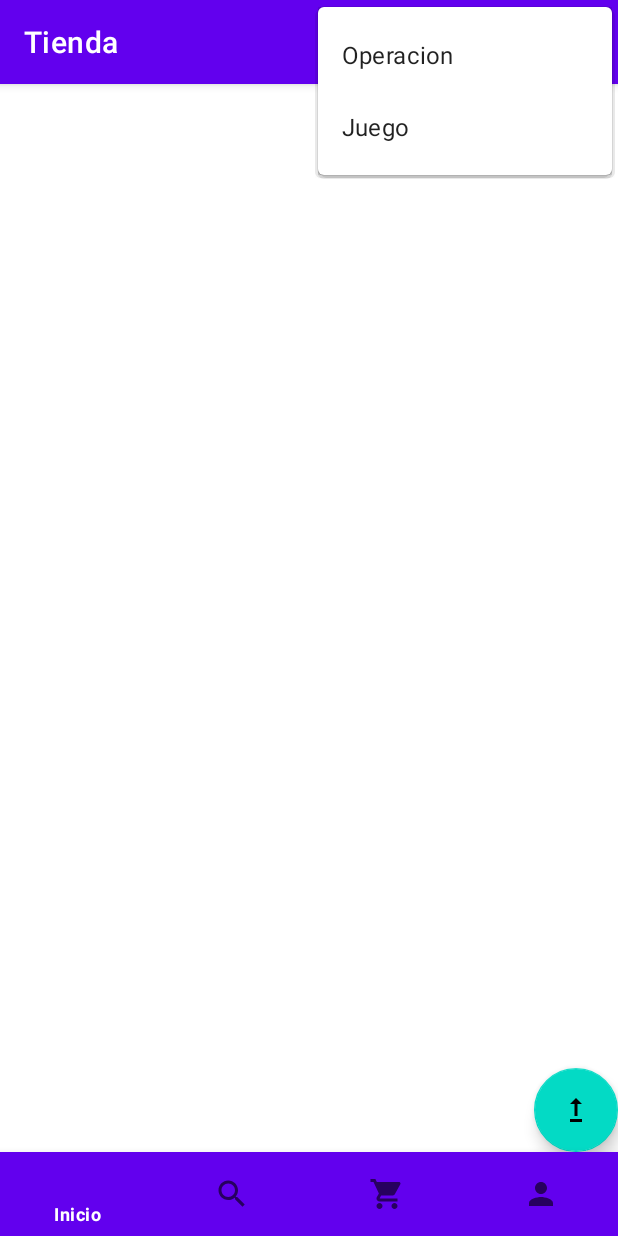
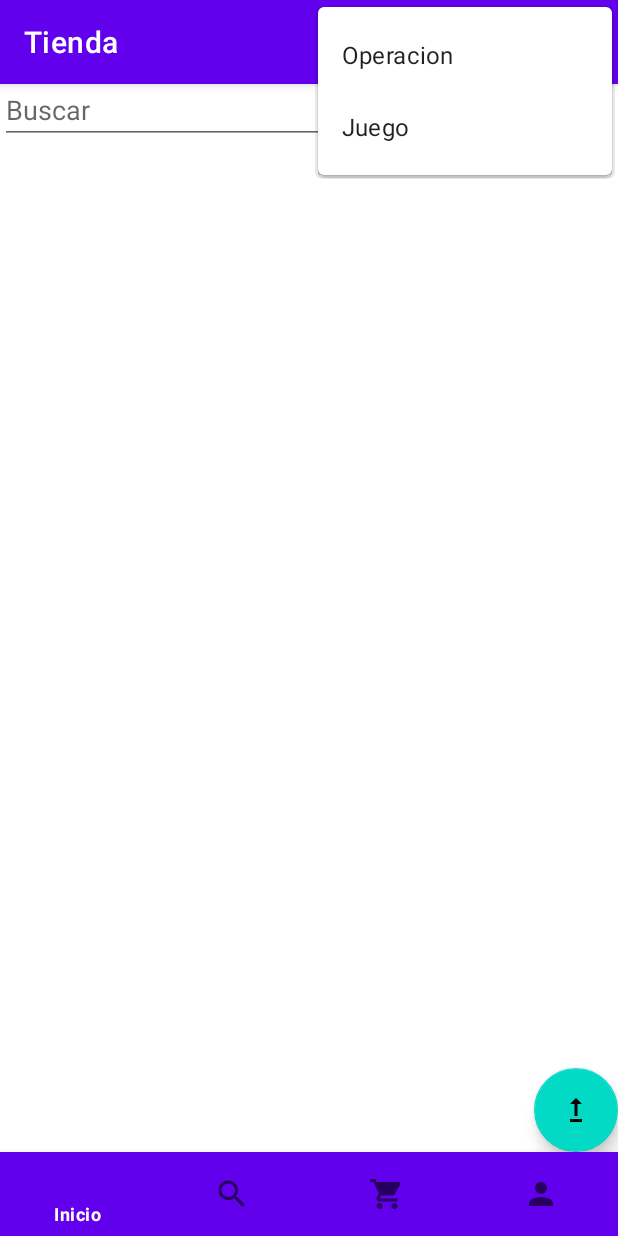
Before and after one commit to faraday58/Tienda-TSP-2021-II, an Android app: the fragment BuscarFragment placed in its activity, with the options menu open, on a phone screen of 412 x 824 dp. Run offline under Robolectric (Android 15) with nearby library versions, the phone set to English and light mode, and no system bars; our stand-ins replace Firebase (no records; nobody signed in at launch, a user with empty details on screens opened directly).

Commit message:
Buscar información

```diff
--- a/app/build.gradle
+++ b/app/build.gradle
@@ -35,6 +35,7 @@ dependencies {
     implementation 'androidx.appcompat:appcompat:1.2.0'
     implementation 'com.google.android.material:material:1.3.0'
     implementation 'androidx.constraintlayout:constraintlayout:2.0.4'
+    implementation 'com.github.bumptech.glide:glide:4.12.0'
     implementation 'com.google.firebase:firebase-auth:21.0.1'
     implementation 'com.firebaseui:firebase-ui-auth:7.2.0'
     implementation 'com.firebaseui:firebase-ui-firestore:7.2.0'
--- a/app/src/main/java/mx/unam/ingenieria/tienda/fragments/BuscarFragment.java
+++ b/app/src/main/java/mx/unam/ingenieria/tienda/fragments/BuscarFragment.java
@@ -4,6 +4,8 @@ import android.os.Bundle;
 import android.view.LayoutInflater;
 import android.view.View;
 import android.view.ViewGroup;
+import android.widget.EditText;
+import android.widget.ImageButton;
 
 import androidx.annotation.NonNull;
 import androidx.annotation.Nullable;
@@ -26,6 +28,8 @@ public class BuscarFragment extends Fragment {
     private RecyclerView rcvProductos;
     private AdaptadorMuestraProducto mAdapter;
     private FirebaseFirestore mFirestore;  //Es el objeto o instancia que manipula a la base de datos
+    private EditText edtBuscar;
+    private ImageButton imgbBuscar;
 
     //private ArrayList<MuestraProducto> productos;
 
@@ -33,21 +37,37 @@ public class BuscarFragment extends Fragment {
     @Override
     public View onCreateView(@NonNull LayoutInflater inflater, @Nullable ViewGroup container, @Nullable Bundle savedInstanceState) {
         View v = inflater.inflate(R.layout.fragment_buscar,container,false);
+        edtBuscar= v.findViewById(R.id.edtBuscar);
+        imgbBuscar= v.findViewById(R.id.imgBuscar);
         rcvProductos = v.findViewById(R.id.rcvProductos);
         mFirestore=FirebaseFirestore.getInstance(); //Abre la conexión con la base de datos
+
 
         LinearLayoutManager llm= new LinearLayoutManager(getActivity());
         llm.setOrientation(LinearLayoutManager.VERTICAL);
         rcvProductos.setLayoutManager(llm);
   //      InicializarMuestraProductos();
         InicializarAdaptador();
-
+        imgbBuscar.setOnClickListener(onClickBuscar);
         return v;
     }
 
+
+    View.OnClickListener onClickBuscar= new View.OnClickListener() {
+        @Override
+        public void onClick(View v) {
+
+            String nombre=edtBuscar.getText().toString();
+            mAdapter= new AdaptadorMuestraProducto(Consulta(nombre),getContext());
+            mAdapter.notifyDataSetChanged();
+            rcvProductos.setAdapter(mAdapter);
+
+        }
+    };
+
     private void InicializarAdaptador() {
 
-        mAdapter= new AdaptadorMuestraProducto(Consulta());
+        mAdapter= new AdaptadorMuestraProducto(Consulta(),getContext());
         mAdapter.notifyDataSetChanged();
         rcvProductos.setAdapter(mAdapter);
       //  AdaptadorMuestraProducto adaptador= new AdaptadorMuestraProducto(productos);
@@ -55,7 +75,16 @@ public class BuscarFragment extends Fragment {
     }
 
     private FirestoreRecyclerOptions Consulta() {
-        Query query= mFirestore.collection("Producto").whereEqualTo("titulo","Trabajo");
+        //Query query= mFirestore.collection("Producto").whereEqualTo("titulo","Trabajo");
+        Query query= mFirestore.collection("Producto");
+        FirestoreRecyclerOptions<MuestraProducto> firestoreRecyclerOptions = new FirestoreRecyclerOptions.Builder<MuestraProducto>()
+                .setQuery(query,MuestraProducto.class).build();
+        return firestoreRecyclerOptions;
+    }
+
+    private FirestoreRecyclerOptions Consulta(String busca) {
+        //Query query= mFirestore.collection("Producto").whereEqualTo("titulo","Trabajo");
+        Query query= mFirestore.collection("Producto").whereEqualTo("titulo",busca);
         FirestoreRecyclerOptions<MuestraProducto> firestoreRecyclerOptions = new FirestoreRecyclerOptions.Builder<MuestraProducto>()
                 .setQuery(query,MuestraProducto.class).build();
         return firestoreRecyclerOptions;
--- a/app/src/main/java/mx/unam/ingenieria/tienda/recyclerview/AdaptadorMuestraProducto.java
+++ b/app/src/main/java/mx/unam/ingenieria/tienda/recyclerview/AdaptadorMuestraProducto.java
@@ -1,5 +1,7 @@
 package mx.unam.ingenieria.tienda.recyclerview;
 
+import android.app.Activity;
+import android.content.Context;
 import android.view.LayoutInflater;
 import android.view.View;
 import android.view.ViewGroup;
@@ -10,8 +12,11 @@ import android.widget.TextView;
 import androidx.annotation.NonNull;
 import androidx.recyclerview.widget.RecyclerView;
 
+import com.bumptech.glide.Glide;
 import com.firebase.ui.firestore.FirestoreRecyclerAdapter;
 import com.firebase.ui.firestore.FirestoreRecyclerOptions;
+
+import java.net.ContentHandler;
 
 import mx.unam.ingenieria.tienda.R;
 
@@ -25,14 +30,17 @@ public class AdaptadorMuestraProducto  extends FirestoreRecyclerAdapter<MuestraP
      *
      * @param options
      */
-    public AdaptadorMuestraProducto(@NonNull FirestoreRecyclerOptions<MuestraProducto> options) {
+    private  Context context;
+    public AdaptadorMuestraProducto(@NonNull FirestoreRecyclerOptions<MuestraProducto> options, Context context) {
         super(options);
+        this.context= context;
     }
 
     @Override
     protected void onBindViewHolder(@NonNull ViewHolder holder, int position, @NonNull MuestraProducto producto) {
             holder.txtvCtitulo.setText(producto.getTitulo());
             holder.txtvCVdescribe.setText(producto.getDescripcion());
+            Glide.with( (Activity)context ).load(producto.getImagen()).into(holder.imgbCVProducto);
     }
 
     @NonNull
--- /dev/null
+++ b/app/src/main/res/drawable/ic_buscar_24.xml
@@ -0,0 +1,10 @@
+<vector xmlns:android="http://schemas.android.com/apk/res/android"
+    android:width="24dp"
+    android:height="24dp"
+    android:viewportWidth="24"
+    android:viewportHeight="24"
+    android:tint="?attr/colorControlNormal">
+  <path
+      android:fillColor="@android:color/white"
+      android:pathData="M15.5,14h-0.79l-0.28,-0.27C15.41,12.59 16,11.11 16,9.5 16,5.91 13.09,3 9.5,3S3,5.91 3,9.5 5.91,16 9.5,16c1.61,0 3.09,-0.59 4.23,-1.57l0.27,0.28v0.79l5,4.99L20.49,19l-4.99,-5zM9.5,14C7.01,14 5,11.99 5,9.5S7.01,5 9.5,5 14,7.01 14,9.5 11.99,14 9.5,14z"/>
+</vector>
--- a/app/src/main/res/layout/fragment_buscar.xml
+++ b/app/src/main/res/layout/fragment_buscar.xml
@@ -6,15 +6,39 @@
     android:layout_width="match_parent"
     android:layout_height="match_parent">
 
+    <LinearLayout
+        android:id="@+id/linearLayout"
+        android:layout_width="match_parent"
+        android:layout_height="40dp"
+        android:orientation="horizontal"
+        app:layout_constraintEnd_toEndOf="parent"
+        app:layout_constraintStart_toStartOf="parent"
+        app:layout_constraintTop_toTopOf="parent">
+
+        <EditText
+            android:layout_width="wrap_content"
+            android:layout_height="wrap_content"
+            android:id="@+id/edtBuscar"
+            android:layout_weight="1"
+            android:hint="Buscar" />
+
+        <ImageButton
+            android:layout_width="wrap_content"
+            android:id="@+id/imgBuscar"
+            android:layout_height="wrap_content"
+            android:src="@drawable/ic_buscar_24" />
+
+    </LinearLayout>
+
     <androidx.recyclerview.widget.RecyclerView
         android:id="@+id/rcvProductos"
         android:layout_width="match_parent"
-        android:layout_height="match_parent"
+        android:layout_height="500dp"
         app:layout_constraintBottom_toBottomOf="parent"
         app:layout_constraintEnd_toEndOf="parent"
         app:layout_constraintHorizontal_bias="0.0"
         app:layout_constraintStart_toStartOf="parent"
-        app:layout_constraintTop_toTopOf="parent" />
+        app:layout_constraintTop_toBottomOf="@+id/linearLayout" />
 
 
 </androidx.constraintlayout.widget.ConstraintLayout>
```
